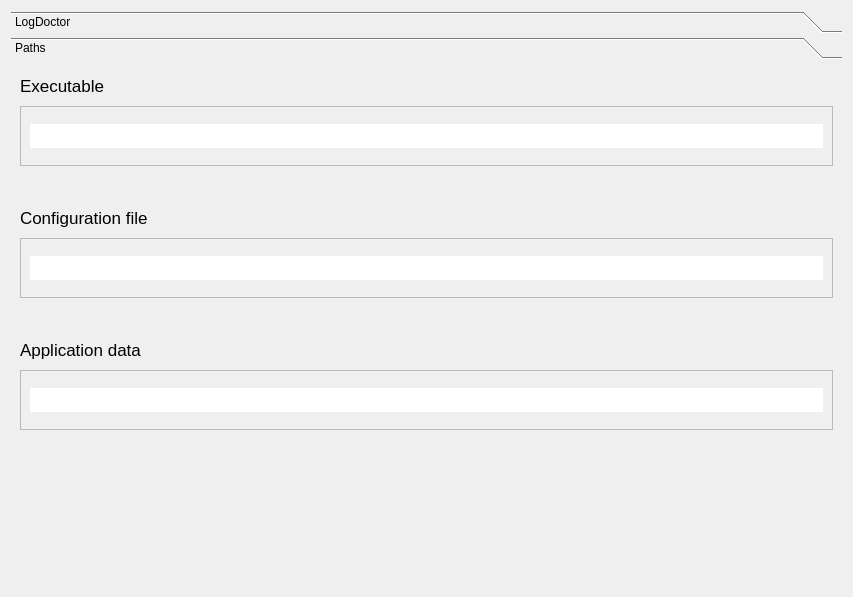
This is logdoctor/modules/crapinfo/crapinfo.ui in elB4RTO/LogDoctor as Qt 5 draws it before an edit. The edited form follows.
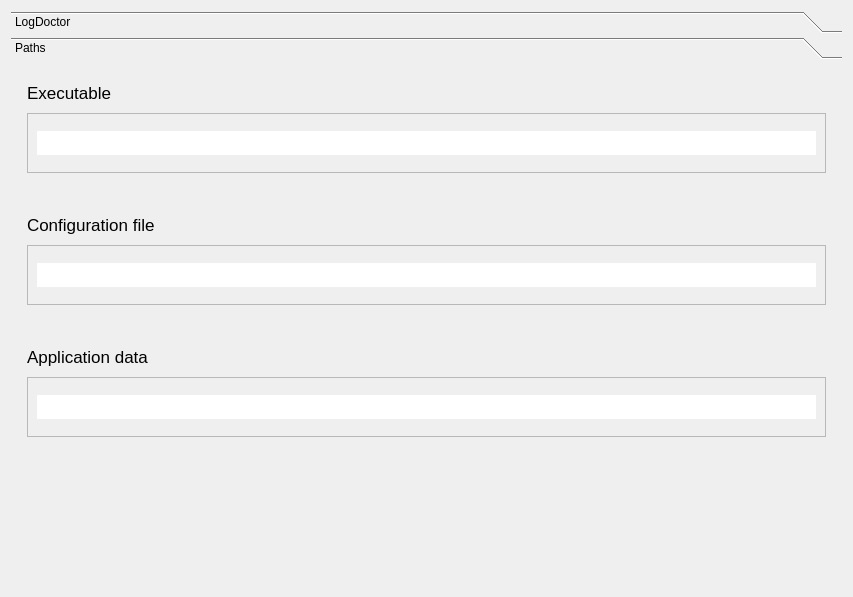
This is the edited form. The open tabs and pages were chosen to show the change. Icons and pictures are not drawn.

```diff
--- a/logdoctor/modules/crapinfo/crapinfo.ui
+++ b/logdoctor/modules/crapinfo/crapinfo.ui
@@ -464,6 +464,18 @@
        <item>
         <widget class="QFrame" name="frame_Paths_Paths">
          <layout class="QVBoxLayout" name="verticalLayout_4">
+          <property name="leftMargin">
+           <number>16</number>
+          </property>
+          <property name="topMargin">
+           <number>16</number>
+          </property>
+          <property name="rightMargin">
+           <number>16</number>
+          </property>
+          <property name="bottomMargin">
+           <number>16</number>
+          </property>
           <item>
            <widget class="QLabel" name="label_Executable">
             <property name="minimumSize">
@@ -516,7 +528,7 @@
               <rect>
                <x>0</x>
                <y>0</y>
-               <width>815</width>
+               <width>801</width>
                <height>58</height>
               </rect>
              </property>
@@ -621,7 +633,7 @@
               <rect>
                <x>0</x>
                <y>0</y>
-               <width>815</width>
+               <width>801</width>
                <height>58</height>
               </rect>
              </property>
@@ -726,7 +738,7 @@
               <rect>
                <x>0</x>
                <y>0</y>
-               <width>815</width>
+               <width>801</width>
                <height>58</height>
               </rect>
              </property>
```
Left out of the diff: 8 changed lines with no effect on the pictures.
